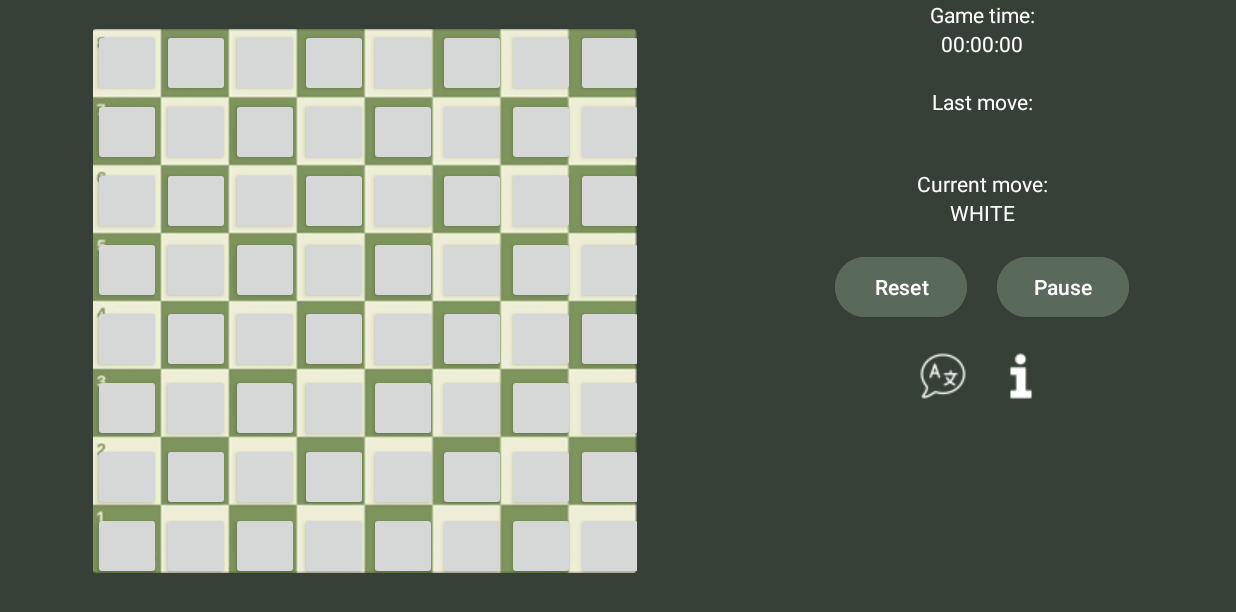
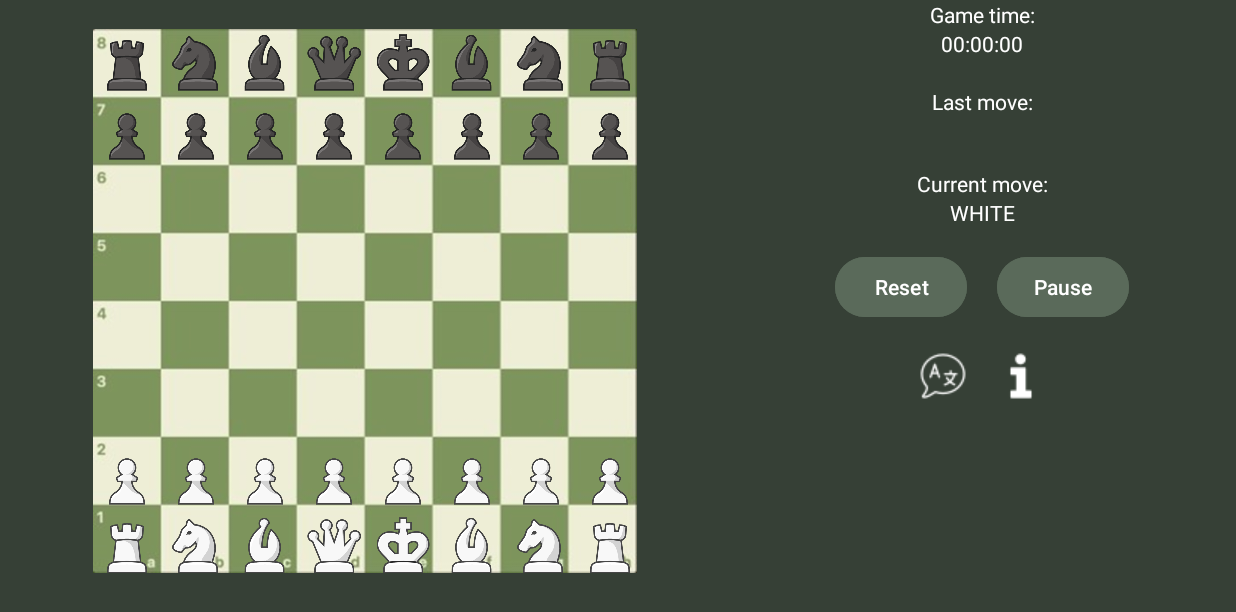
Before and after one commit to SachkoMaxim/ChessApp, an Android app: the screen it shows after launch (MainActivity), after a tap on "Start", on a phone screen of 824 x 412 dp (held sideways). Shown: the top 612 px of the screen. Run offline under Robolectric (Android 15) with nearby library versions, the phone set to English and light mode, and no system bars.

Commit message:
developed showing pieces on the board

```diff
--- /dev/null
+++ b/app/src/main/java/com/example/chessapp/Bishop.kt
@@ -0,0 +1,10 @@
+package com.example.chessapp
+
+class Bishop(color: String) : Piece(color) {
+    override fun getDrawableID(): Int {
+        return when (color) {
+            ChessBoard.WHITE -> R.drawable.white_bishop
+            else -> R.drawable.black_bishop
+        }
+    }
+}
--- /dev/null
+++ b/app/src/main/java/com/example/chessapp/Cell.kt
@@ -0,0 +1,25 @@
+package com.example.chessapp
+
+import android.util.Log
+import android.widget.Button
+
+class Cell(button: Button, piece: Piece?, board: ChessBoard) {
+    val button = button
+    var piece = piece
+    val board = board
+    private val cells = board.getCells()
+    private var x: Int? = null
+    private var y: Int? = null
+
+    fun setCoords(xCoord: Int, yCoord: Int) {
+        if (x == null && y == null) {
+            x = xCoord
+            y = yCoord
+        } else {
+            Log.e("Cell", "x and y already assigned")
+        }
+    }
+
+    fun getX() = x
+    fun getY() = y
+}
--- /dev/null
+++ b/app/src/main/java/com/example/chessapp/ChessBoard.kt
@@ -0,0 +1,125 @@
+package com.example.chessapp
+
+import android.app.Activity
+import android.util.Log
+import android.widget.Button
+import android.widget.GridLayout
+
+class ChessBoard(activity: Activity) {
+
+    companion object {
+        var WHITE = if (MainActivity.currentLanguage == "English") "WHITE" else "БІЛИЙ"
+        var BLACK = if (MainActivity.currentLanguage == "English") "BLACK" else "ЧОРНИЙ"
+    }
+
+    private val activity = activity
+    private val cells: Array<Array<Cell?>> = arrayOf(
+        arrayOfNulls(8),
+        arrayOfNulls(8),
+        arrayOfNulls(8),
+        arrayOfNulls(8),
+        arrayOfNulls(8),
+        arrayOfNulls(8),
+        arrayOfNulls(8),
+        arrayOfNulls(8)
+    )
+    private lateinit var whiteCells: MutableList<Cell>
+    private lateinit var blackCells: MutableList<Cell>
+    private lateinit var gridLayout: GridLayout
+    private lateinit var mainActivity: MainActivity
+
+    private val startMap = arrayOf(
+        arrayOf<Piece?>(Rook(WHITE), Knight(WHITE), Bishop(WHITE), Queen(WHITE), King(WHITE), Bishop(WHITE), Knight(WHITE), Rook(WHITE)),
+        arrayOf<Piece?>(Pawn(WHITE), Pawn(WHITE), Pawn(WHITE), Pawn(WHITE), Pawn(WHITE), Pawn(WHITE), Pawn(WHITE), Pawn(WHITE)),
+        arrayOf<Piece?>(null, null, null, null, null, null, null, null),
+        arrayOf<Piece?>(null, null, null, null, null, null, null, null),
+        arrayOf<Piece?>(null, null, null, null, null, null, null, null),
+        arrayOf<Piece?>(null, null, null, null, null, null, null, null),
+        arrayOf<Piece?>(Pawn(BLACK), Pawn(BLACK), Pawn(BLACK), Pawn(BLACK), Pawn(BLACK), Pawn(BLACK), Pawn(BLACK), Pawn(BLACK)),
+        arrayOf<Piece?>(Rook(BLACK), Knight(BLACK), Bishop(BLACK), Queen(BLACK), King(BLACK), Bishop(BLACK), Knight(BLACK), Rook(BLACK)),
+    )
+
+    private var selectedCell: Cell? = null
+    private var currentTeam = WHITE
+    private var isMoveStarted = false
+    private var isCheck = false
+    private var isMate = false
+
+    fun init(gridLayout: GridLayout, mainActivity: MainActivity) {
+        this.gridLayout = gridLayout
+        this.mainActivity = mainActivity
+        isCheck = false
+        isMate = false
+        val cellsMutableList = mutableListOf<MutableList<Cell>>()
+        var childCounter = 0
+        for (i in 0..7) {
+            for (j in 0..7) {
+                val button = gridLayout.getChildAt(childCounter++)!! as Button
+                val newCell = Cell(button, startMap[i][j], this)
+                newCell.setCoords(i, j)
+                cellsMutableList.add(mutableListOf())
+                cellsMutableList[i].add(newCell)
+            }
+            cells[i] = cellsMutableList[i].toTypedArray()
+        }
+        whiteCells = setCellsList(WHITE)
+        blackCells = setCellsList(BLACK)
+        setCellButtonsOnClickListeners()
+    }
+
+    private fun setCellsList(color: String): MutableList<Cell> {
+        val colorCells = mutableListOf<Cell>()
+        for (i in 0..7) {
+            for (j in 0..7) {
+                if (cells[i][j]!!.piece?.color == color) {
+                    colorCells.add(cells[i][j]!!)
+                }
+            }
+        }
+        return colorCells
+    }
+
+    private fun setCellButtonsOnClickListeners() {
+        for (i in 0..7) {
+            for (j in 0..7) {
+                val cell = cells[i][j]!!
+                cell.button.setOnClickListener {
+                    Log.d("Cell click", "You clicked on cell ${getChessCoords(cell.getX()!!, cell.getY()!!)}!")
+                    if (cell.piece != null) {
+                        Log.d("Cell click", "The piece is ${cell.piece!!::class.java.simpleName}")
+                    } else {
+                        Log.d("Cell click", "There is no piece on this cell")
+                    }
+                    //doMove(cell)
+                    show()
+                }
+            }
+        }
+    }
+
+    fun switchButtonsBlocking(isGamePaused: Boolean) {
+        for (i in 0..7) {
+            for (j in 0..7) {
+                cells[i][j]!!.button.isClickable = !isGamePaused
+            }
+        }
+    }
+
+    fun show() {
+        for (i in 0..7) {
+            for (j in 0..7) {
+                if (cells[i][j]!!.piece != null) {
+                    cells[i][j]!!.button.setBackgroundResource(cells[i][j]!!.piece!!.getDrawableID())
+                } else {
+                    cells[i][j]!!.button.setBackgroundResource(R.drawable.transparent)
+                }
+            }
+        }
+    }
+
+    private fun getChessCoords(x: Int, y: Int): String {
+        return "${x + 1}${(y.toChar() + 97)}"
+    }
+
+    fun getCells() = cells
+}
--- /dev/null
+++ b/app/src/main/java/com/example/chessapp/King.kt
@@ -0,0 +1,10 @@
+package com.example.chessapp
+
+class King(color: String) : Piece(color) {
+    override fun getDrawableID(): Int {
+        return when (color) {
+            ChessBoard.WHITE -> R.drawable.white_king
+            else -> R.drawable.black_king
+        }
+    }
+}
--- /dev/null
+++ b/app/src/main/java/com/example/chessapp/Knight.kt
@@ -0,0 +1,10 @@
+package com.example.chessapp
+
+class Knight(color: String) : Piece(color) {
+    override fun getDrawableID(): Int {
+        return when (color) {
+            ChessBoard.WHITE -> R.drawable.white_knight
+            else -> R.drawable.black_knight
+        }
+    }
+}
--- a/app/src/main/java/com/example/chessapp/MainActivity.kt
+++ b/app/src/main/java/com/example/chessapp/MainActivity.kt
@@ -13,8 +13,10 @@ import androidx.appcompat.app.AppCompatActivity
 
 class MainActivity : AppCompatActivity() {
 
+    companion object {
+        lateinit var currentLanguage: String
+    }
     lateinit var activity: Activity
-    lateinit var currentLanguage: String
     lateinit var boardGrid: GridLayout
     lateinit var startResetButton: Button
     lateinit var pauseResumeButton: Button
@@ -25,7 +27,7 @@ class MainActivity : AppCompatActivity() {
     lateinit var currentMoveTV: TextView
     lateinit var langButton: ImageButton
     lateinit var informButton: ImageButton
-
+    lateinit var board: ChessBoard
     private var isGameStarted = false
     private var isGamePaused = true
     private var isCheckmate = false
@@ -122,6 +124,8 @@ class MainActivity : AppCompatActivity() {
                 langButton.tooltipText = "Змінює мову програми"
                 informButton.tooltipText = "Дає інформацію про те, як грати в гру"
             }
+            ChessBoard.WHITE = if (currentLanguage == "English") "WHITE" else "БІЛИЙ"
+            ChessBoard.BLACK = if (currentLanguage == "English") "BLACK" else "ЧОРНИЙ"
         }
     }
 
@@ -141,6 +145,9 @@ class MainActivity : AppCompatActivity() {
                 cellButton.layoutParams = param
             }
         }
+        board = ChessBoard(activity)
+        board.init(boardGrid, this)
+        board.show()
     }
 
     private fun createCellButton(): Button {
@@ -220,6 +227,7 @@ class MainActivity : AppCompatActivity() {
         } else {
             pauseGame()
         }
+        board.switchButtonsBlocking(isGamePaused)
     }
 
     private fun pauseGame() {
--- /dev/null
+++ b/app/src/main/java/com/example/chessapp/Pawn.kt
@@ -0,0 +1,10 @@
+package com.example.chessapp
+
+class Pawn(color: String) : Piece(color) {
+    override fun getDrawableID(): Int {
+        return when (color) {
+            ChessBoard.WHITE -> R.drawable.white_pawn
+            else -> R.drawable.black_pawn
+        }
+    }
+}
--- /dev/null
+++ b/app/src/main/java/com/example/chessapp/Piece.kt
@@ -0,0 +1,16 @@
+package com.example.chessapp
+
+abstract class Piece(color: String) {
+    private var isMoved = false
+    val color = color
+
+    open fun getDrawableID(): Int {
+        return 0
+    }
+
+    fun setIsMoved() {
+        isMoved = true
+    }
+
+    fun getIsMoved(): Boolean = isMoved
+}
--- /dev/null
+++ b/app/src/main/java/com/example/chessapp/Queen.kt
@@ -0,0 +1,10 @@
+package com.example.chessapp
+
+class Queen(color: String) : Piece(color) {
+    override fun getDrawableID(): Int {
+        return when (color) {
+            ChessBoard.WHITE -> R.drawable.white_queen
+            else -> R.drawable.black_queen
+        }
+    }
+}
--- /dev/null
+++ b/app/src/main/java/com/example/chessapp/Rook.kt
@@ -0,0 +1,10 @@
+package com.example.chessapp
+
+class Rook(color: String) : Piece(color) {
+    override fun getDrawableID(): Int {
+        return when (color) {
+            ChessBoard.WHITE -> R.drawable.white_rook
+            else -> R.drawable.black_rook
+        }
+    }
+}
```
Also changed, not shown: app/src/main/res/drawable/transparent.png (added).
